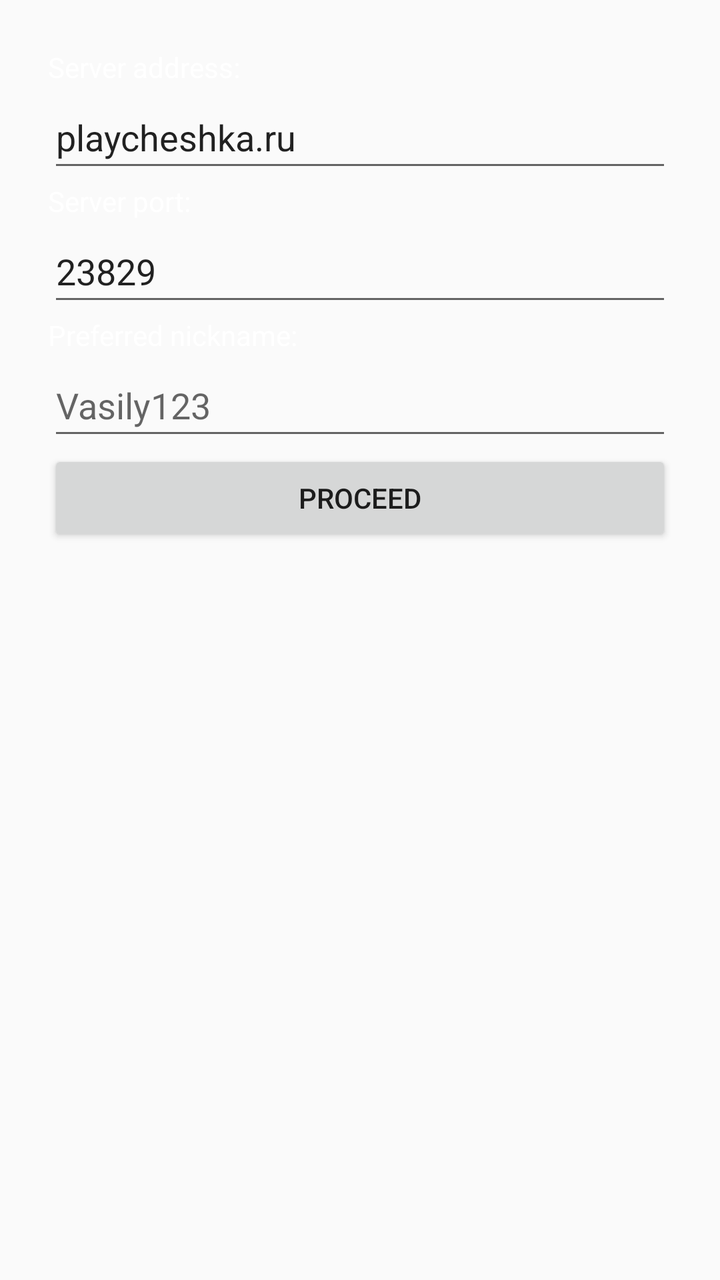
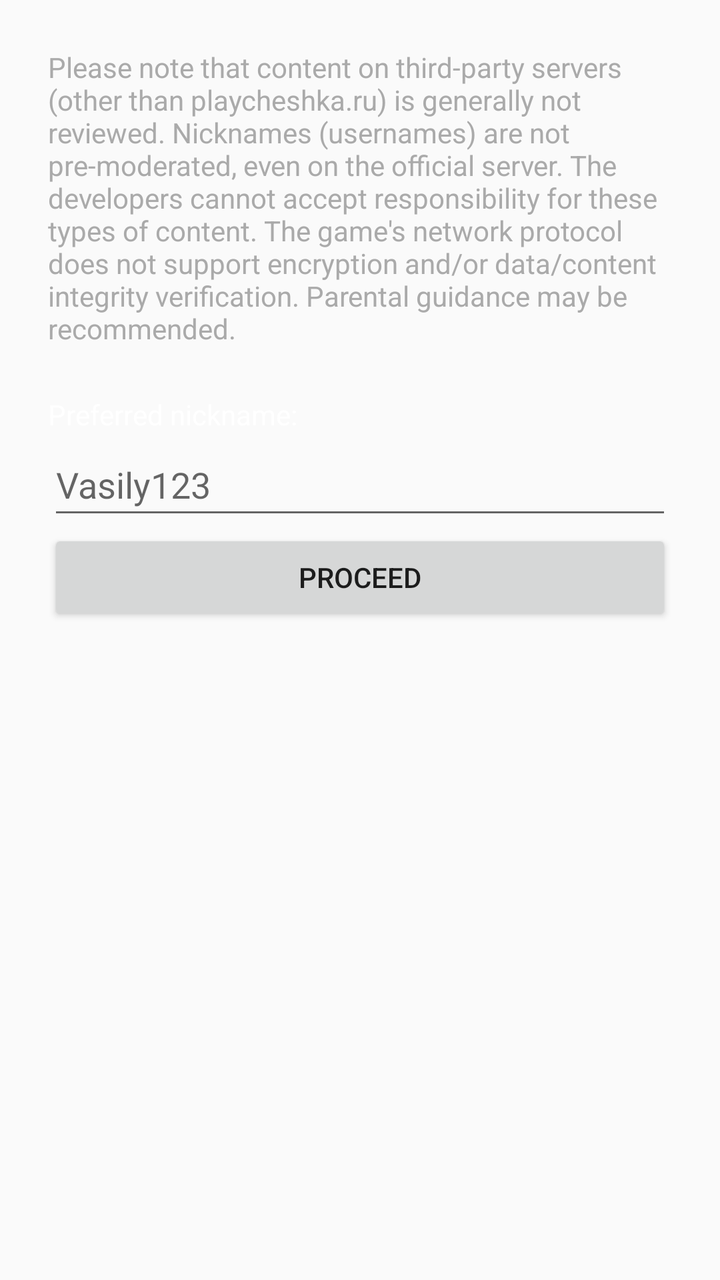

The first picture is an Android layout as it rendered before a commit; the second is the same layout after the commit. The layout source and the unified diff follow.
<!-- AndroidManifest.xml: application theme Theme.Cheshka -->
<!-- res/layout/layout_multiplayer_options.xml -->
<?xml version="1.0" encoding="utf-8"?>
<ScrollView xmlns:android="http://schemas.android.com/apk/res/android"
    android:layout_width="match_parent"
    android:layout_height="match_parent">

    <LinearLayout
        android:layout_width="match_parent"
        android:layout_height="wrap_content"
        android:orientation="vertical"
        android:layout_margin="24dp">

        <TextView
            android:layout_width="match_parent"
            android:layout_height="wrap_content"
            android:labelFor="@id/server_address_field"
            android:textColor="@color/white"
            android:text="@string/server_address_text" />

        <EditText
            android:id="@+id/server_address_field"
            android:layout_width="match_parent"
            android:layout_height="wrap_content"
            android:minHeight="48dp"
            android:autofillHints=""
            android:inputType="text"
            android:text="@string/server_address_example"
            android:hint="@string/server_address_example" />

        <TextView
            android:layout_width="match_parent"
            android:layout_height="wrap_content"
            android:labelFor="@id/server_port_field"
            android:textColor="@color/white"
            android:text="@string/server_port_text" />

        <EditText
            android:id="@+id/server_port_field"
            android:layout_width="match_parent"
            android:layout_height="wrap_content"
            android:minHeight="48dp"
            android:autofillHints=""
            android:inputType="number"
            android:text="@string/server_port_example"
            android:hint="@string/server_port_example" />

        <TextView
            android:layout_width="match_parent"
            android:layout_height="wrap_content"
            android:labelFor="@id/server_port_field"
            android:textColor="@color/white"
            android:text="@string/username_text" />

        <EditText
            android:id="@+id/username_field"
            android:layout_width="match_parent"
            android:layout_height="wrap_content"
            android:minHeight="48dp"
            android:autofillHints="username"
            android:inputType="text"
            android:hint="@string/username_example" />

        <Button
            android:id="@+id/proceed_button"
            android:layout_width="match_parent"
            android:layout_height="wrap_content"
            android:text="@string/proceed_text" />
    </LinearLayout>
</ScrollView>
<!-- resources referenced by this layout -->
<resources>
  <color name="white">#FFFFFFFF</color>
  <string name="proceed_text">Proceed</string>
  <string name="server_address_example" translatable="false">playcheshka.ru</string>
  <string name="server_address_text">Server address:</string>
  <string name="server_port_example" translatable="false">23829</string>
  <string name="server_port_text">Server port:</string>
  <string name="username_example" translatable="false">Vasily123</string>
  <string name="username_text">Preferred nickname:</string>
  <style name="Theme.Cheshka" parent="Theme.AppCompat.DayNight.NoActionBar" />
</resources>

<!-- the commit's change to res/layout/layout_multiplayer_options.xml (unified diff, before → after) -->
@@ -10,11 +10,28 @@
         android:layout_margin="24dp">
 
         <TextView
+            android:id="@+id/huawei_notification_text"
+            android:layout_width="match_parent"
+            android:layout_height="wrap_content"
+            android:textColor="@color/grey"
+            android:text="@string/huawei_notification_text"
+            android:visibility="gone" />
+
+        <TextView
+            android:layout_width="match_parent"
+            android:layout_height="wrap_content"
+            android:textColor="@color/grey"
+            android:text="@string/third_party_servers_warning_text"
+            android:layout_marginBottom="24dp" />
+
+        <TextView
+            android:id="@+id/server_address_field_text"
             android:layout_width="match_parent"
             android:layout_height="wrap_content"
             android:labelFor="@id/server_address_field"
             android:textColor="@color/white"
-            android:text="@string/server_address_text" />
+            android:text="@string/server_address_text"
+            android:visibility="gone" />
 
         <EditText
             android:id="@+id/server_address_field"
@@ -24,14 +41,17 @@
             android:autofillHints=""
             android:inputType="text"
             android:text="@string/server_address_example"
-            android:hint="@string/server_address_example" />
+            android:hint="@string/server_address_example"
+            android:visibility="gone" />
 
         <TextView
+            android:id="@+id/server_port_field_text"
             android:layout_width="match_parent"
             android:layout_height="wrap_content"
             android:labelFor="@id/server_port_field"
             android:textColor="@color/white"
-            android:text="@string/server_port_text" />
+            android:text="@string/server_port_text"
+            android:visibility="gone" />
 
         <EditText
             android:id="@+id/server_port_field"
@@ -41,7 +61,8 @@
             android:autofillHints=""
             android:inputType="number"
             android:text="@string/server_port_example"
-            android:hint="@string/server_port_example" />
+            android:hint="@string/server_port_example"
+            android:visibility="gone" />
 
         <TextView
             android:layout_width="match_parent"
<!-- resource entries referenced after the edit -->
@@ -1,11 +1,14 @@
 <!-- resources referenced by this layout -->
 <resources>
+  <color name="grey">#FFAAAAAA</color>
   <color name="white">#FFFFFFFF</color>
+  <string name="huawei_notification_text">This game build is designed for HUAWEI AppGallery. Only official game server (playcheshka.ru) is supported. In order to be able to connect to third-party servers, please obtain the game from another official source (more at <a href="https://cheshka.deewend.ru/">https://cheshka.deewend.ru/</a>).</string>
   <string name="proceed_text">Proceed</string>
   <string name="server_address_example" translatable="false">playcheshka.ru</string>
   <string name="server_address_text">Server address:</string>
   <string name="server_port_example" translatable="false">23829</string>
   <string name="server_port_text">Server port:</string>
+  <string name="third_party_servers_warning_text">Please note that content on third-party servers (other than playcheshka.ru) is generally not reviewed. Nicknames (usernames) are not pre-moderated, even on the official server. The developers cannot accept responsibility for these types of content. The game\'s network protocol does not support encryption and/or data/content integrity verification. Parental guidance may be recommended.</string>
   <string name="username_example" translatable="false">Vasily123</string>
   <string name="username_text">Preferred nickname:</string>
   <style name="Theme.Cheshka" parent="Theme.AppCompat.DayNight.NoActionBar" />
